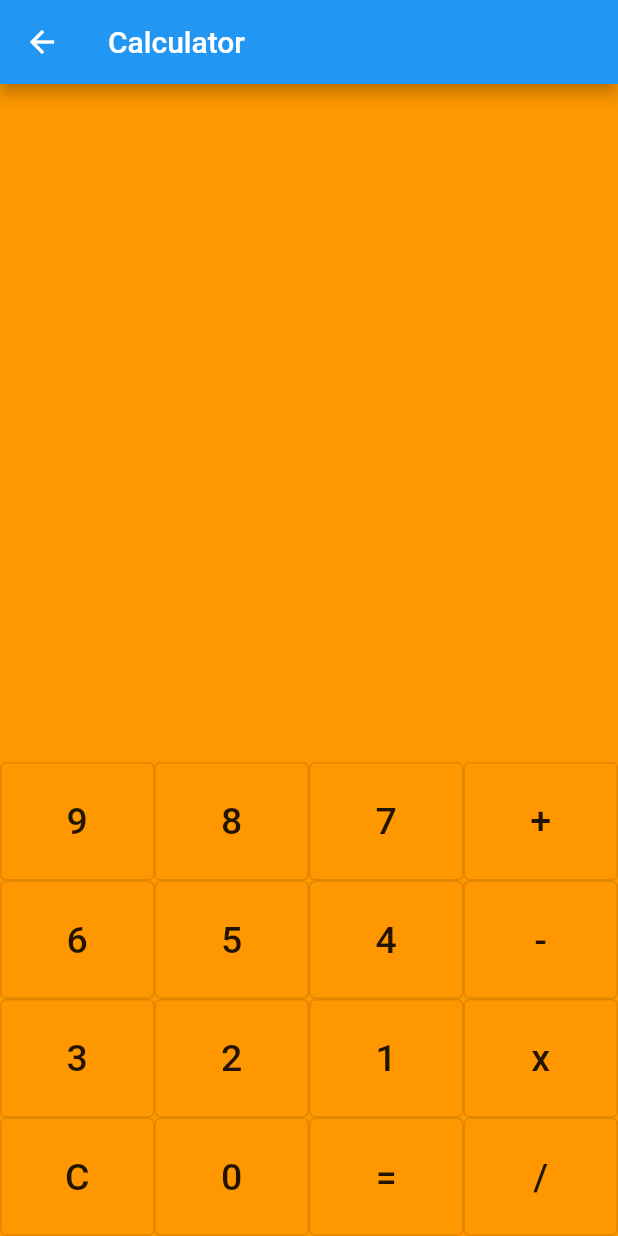
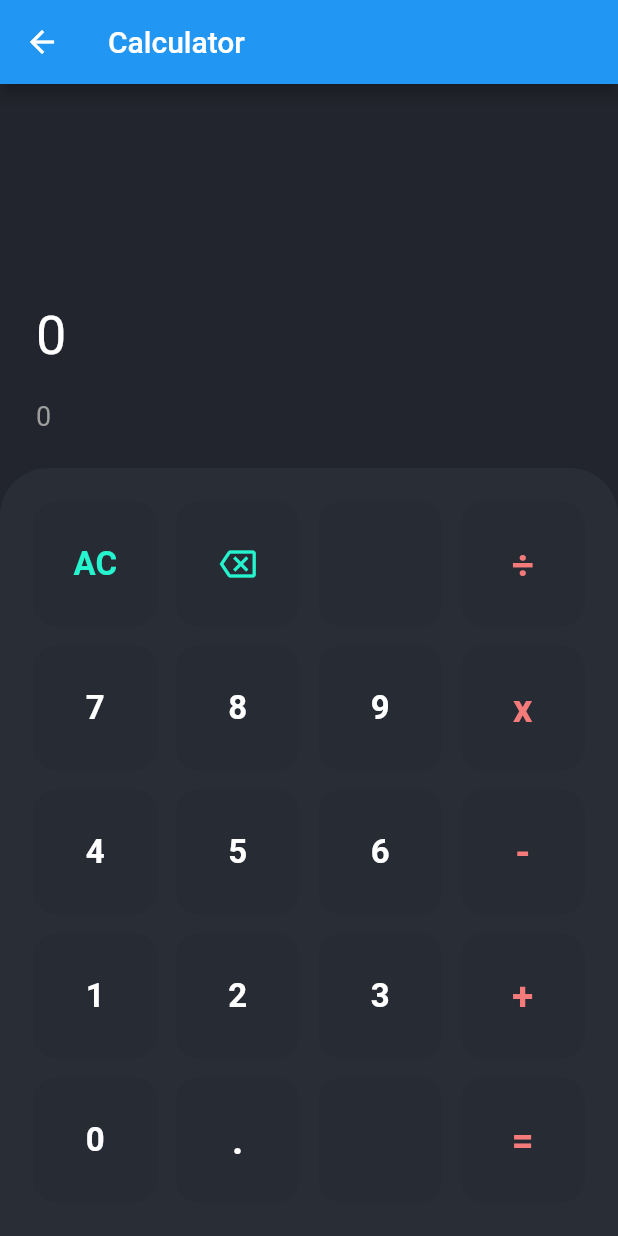
Before and after one commit to syntaxlexx/learning-flutter-riverpod, a Flutter app: the CalculatorScreen screen opened by its route, on a phone screen of 412 x 824 dp. Run offline on Flutter 3.47's test engine with Material 2 defaults, Android fonts, the phone set to English and light mode, and no system bars; our stand-ins replace flutter_riverpod, hooks_riverpod, math_expressions, page_transition.

Commit message:
A better, dark Calculator

```diff
--- /dev/null
+++ b/lib/src/features/calculator/domain/calculator.dart
@@ -0,0 +1,22 @@
+class Calculator {
+  final bool shouldAppend;
+  final String equation;
+  final String result;
+
+  const Calculator({
+    this.shouldAppend = true,
+    this.equation = '0',
+    this.result = '0',
+  });
+
+  Calculator copy({
+    bool? shouldAppend,
+    String? equation,
+    String? result,
+  }) =>
+      Calculator(
+        shouldAppend: shouldAppend ?? this.shouldAppend,
+        equation: equation ?? this.equation,
+        result: result ?? this.result,
+      );
+}
--- a/lib/src/features/calculator/presentation/calculator_screen.dart
+++ b/lib/src/features/calculator/presentation/calculator_screen.dart
@@ -13,140 +13,199 @@ class CalculatorScreen extends ConsumerWidget {
     print('CalculatorScreen.build');
 
     return Scaffold(
+      backgroundColor: CalcColors.background1,
       appBar: AppBar(
         title: const Text('Calculator'),
       ),
-      body: Container(
-        color: Colors.orange,
-        child: Column(children: [
-          Expanded(
-            child: Container(
-              color: Colors.orange,
+      body: SafeArea(
+        child: Column(
+          children: [
+            Expanded(
+              child: buildResults(),
             ),
-          ),
-          const DisplayText(),
-          const SizedBox(
-            height: 10,
-          ),
-          const ResultsText(),
-          const SizedBox(
-            height: 10,
-          ),
-          Row(
-            children: const [
-              CalculatorButton(text: '9'),
-              CalculatorButton(text: '8'),
-              CalculatorButton(text: '7'),
-              CalculatorButton(text: '+'),
-            ],
-          ),
-          Row(
-            children: const [
-              CalculatorButton(text: '6'),
-              CalculatorButton(text: '5'),
-              CalculatorButton(text: '4'),
-              CalculatorButton(text: '-'),
-            ],
-          ),
-          Row(
-            children: const [
-              CalculatorButton(text: '3'),
-              CalculatorButton(text: '2'),
-              CalculatorButton(text: '1'),
-              CalculatorButton(text: 'x'),
-            ],
-          ),
-          Row(
-            children: const [
-              CalculatorButton(text: 'C'),
-              CalculatorButton(text: '0'),
-              CalculatorButton(text: '='),
-              CalculatorButton(text: '/'),
-            ],
-          ),
-        ]),
-      ),
-    );
-  }
-}
-
-class CalculatorButton extends ConsumerWidget {
-  const CalculatorButton({super.key, required this.text});
-  final String text;
-
-  @override
-  Widget build(BuildContext context, WidgetRef ref) {
-    print('CalculatorButton.build $text');
-
-    return Expanded(
-      child: OutlinedButton(
-        onPressed: () {
-          ref.read(resultsProvider.notifier).calculate(text.toString());
-        },
-        child: Padding(
-          padding: const EdgeInsets.all(25.0),
-          child: Text(
-            text.toString(),
-            style: Theme.of(context).textTheme.bodyLarge!.copyWith(
-                  fontSize: 25,
-                ),
-          ),
-        ),
-      ),
-    );
-  }
-}
-
-class ResultsText extends ConsumerWidget {
-  const ResultsText({super.key});
-
-  @override
-  Widget build(BuildContext context, WidgetRef ref) {
-    print('ResultsText.build');
-
-    final result = ref.watch(resultsProvider);
-
-    return Padding(
-      padding: const EdgeInsets.symmetric(horizontal: 8.0),
-      child: SizedBox(
-        width: double.infinity,
-        child: Text(
-          '$result',
-          textAlign: TextAlign.end,
-          style: Theme.of(context).textTheme.headline2,
-        ),
-      ),
-    );
-  }
-}
-
-class DisplayText extends ConsumerWidget {
-  const DisplayText({super.key});
-
-  @override
-  Widget build(BuildContext context, WidgetRef ref) {
-    print('DisplayText.build');
-
-    final display = ref.watch(displayProvider);
-
-    return Padding(
-      padding: const EdgeInsets.symmetric(horizontal: 8.0),
-      child: SizedBox(
-        width: double.infinity,
-        child: Row(
-          mainAxisAlignment: MainAxisAlignment.end,
-          crossAxisAlignment: CrossAxisAlignment.end,
-          children: [
-            Text(
-              '$display',
-              style: Theme.of(context).textTheme.headline4,
-            ),
-            Divider(
-              indent: display.toString().length + 20,
+            Expanded(
+              flex: 2,
+              child: buildButtons(),
             ),
           ],
         ),
       ),
     );
   }
+
+  Widget buildButtons() => Container(
+        padding: const EdgeInsets.all(16),
+        decoration: const BoxDecoration(
+          color: CalcColors.background2,
+          borderRadius: BorderRadius.vertical(top: Radius.circular(32)),
+        ),
+        child: Column(
+          children: const [
+            BuildButton('AC', '<', '', '÷'),
+            BuildButton('7', '8', '9', 'x'),
+            BuildButton('4', '5', '6', '-'),
+            BuildButton('1', '2', '3', '+'),
+            BuildButton('0', '.', '', '='),
+          ],
+        ),
+      );
+
+  Widget buildResults() => Consumer(builder: (context, ref, child) {
+        print('buildResults');
+
+        final state = ref.watch(calculatorProvider);
+
+        return Container(
+          padding: const EdgeInsets.all(24),
+          child: Column(
+            crossAxisAlignment: CrossAxisAlignment.stretch,
+            mainAxisAlignment: MainAxisAlignment.end,
+            children: [
+              Text(
+                state.equation,
+                overflow: TextOverflow.ellipsis,
+                style: const TextStyle(
+                  color: Colors.white,
+                  fontSize: 36,
+                  height: 1,
+                ),
+              ),
+              const SizedBox(
+                height: 24,
+              ),
+              Text(
+                state.result,
+                overflow: TextOverflow.ellipsis,
+                style: const TextStyle(color: Colors.grey, fontSize: 18),
+              ),
+            ],
+          ),
+        );
+      });
 }
+
+class BuildButton extends ConsumerWidget {
+  final String first;
+  final String second;
+  final String third;
+  final String fourth;
+
+  const BuildButton(this.first, this.second, this.third, this.fourth,
+      {super.key});
+
+  @override
+  Widget build(BuildContext context, WidgetRef ref) {
+    print('BuildButton.build $first');
+    final row = [first, second, third, fourth];
+
+    return Expanded(
+      child: Row(
+        children: row
+            .map(
+              (text) => ButtonWidget(
+                text: text,
+                onClicked: () {
+                  final calc = ref.read(calculatorProvider.notifier);
+
+                  switch (text) {
+                    case '=':
+                      calc.equals();
+                      break;
+                    case '<':
+                      calc.delete();
+                      break;
+                    case 'AC':
+                      calc.reset();
+                      break;
+                    default:
+                      calc.append(text);
+                      break;
+                  }
+                },
+                onClickedLong: () {
+                  final calc = ref.read(calculatorProvider.notifier);
+                  switch (text) {
+                    case '<':
+                      calc.reset();
+                      break;
+                    default:
+                      break;
+                  }
+                },
+              ),
+            )
+            .toList(),
+      ),
+    );
+  }
+}
+
+class ButtonWidget extends StatelessWidget {
+  final String text;
+  final VoidCallback onClicked;
+  final VoidCallback onClickedLong;
+
+  const ButtonWidget(
+      {super.key,
+      required this.text,
+      required this.onClicked,
+      required this.onClickedLong});
+
+  @override
+  Widget build(BuildContext context) {
+    final color = getTextColor(text);
+    final double fontSize = Utils.isOperator(
+      text,
+      hasEquals: true,
+    )
+        ? 26
+        : 22;
+
+    final style = TextStyle(
+      color: color,
+      fontSize: fontSize,
+      fontWeight: FontWeight.bold,
+    );
+
+    return Expanded(
+      child: Container(
+        height: double.infinity,
+        margin: const EdgeInsets.all(6),
+        child: ElevatedButton(
+          onPressed: onClicked,
+          onLongPress: onClickedLong,
+          style: ElevatedButton.styleFrom(
+            elevation: 0,
+            backgroundColor: CalcColors.background3,
+            shape: RoundedRectangleBorder(
+              borderRadius: BorderRadius.circular(16),
+            ),
+          ),
+          child: text == '<'
+              ? Icon(Icons.backspace_outlined, color: color)
+              : Text(
+                  text,
+                  style: style,
+                ),
+        ),
+      ),
+    );
+  }
+
+  Color getTextColor(String buttonText) {
+    switch (buttonText) {
+      case '+':
+      case '-':
+      case 'x':
+      case '=':
+      case '/':
+      case '÷':
+        return CalcColors.operators;
+      case 'AC':
+      case '<':
+        return CalcColors.delete;
+      default:
+        return CalcColors.numbers;
+    }
+  }
+}
--- a/pubspec.yaml
+++ b/pubspec.yaml
@@ -39,6 +39,7 @@ dependencies:
   hooks_riverpod: ^1.0.4
   flutter_riverpod: ^1.0.4
   page_transition: ^2.0.9
+  math_expressions: ^2.3.1
 
 dev_dependencies:
   flutter_test:
```
Also changed, not shown: lib/src/features/calculator/presentation/calculator_screen_controller.dart (+103 -132 lines), pubspec.lock.
